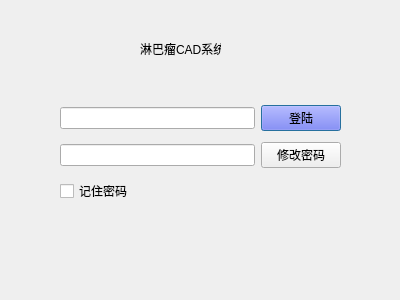
Old version of the form page/client/ui_login.ui in the repository shaoyeGithub/graduationDesign.
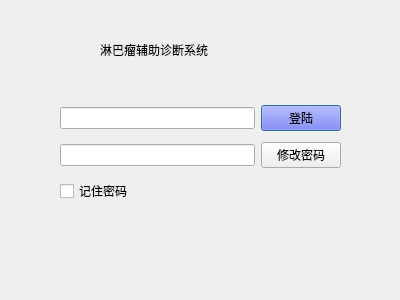
New version of the form.

What changed in the file:
```diff
--- a/page/client/ui_login.ui
+++ b/page/client/ui_login.ui
@@ -65,14 +65,14 @@
   <widget class="QLabel" name="label">
    <property name="geometry">
     <rect>
-     <x>140</x>
+     <x>100</x>
      <y>40</y>
-     <width>81</width>
-     <height>18</height>
+     <width>181</width>
+     <height>20</height>
     </rect>
    </property>
    <property name="text">
-    <string>淋巴瘤CAD系统</string>
+    <string>淋巴瘤辅助诊断系统</string>
    </property>
   </widget>
  </widget>
```
